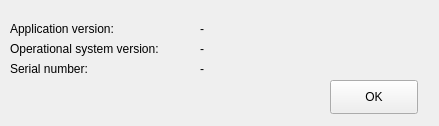
Above: hp_infodialog.ui from Indy970/QtHPConnect before the change. Below: the same form after it.
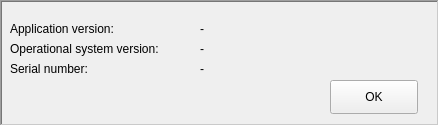
That is the form after the change. Icons and pictures are not drawn.

The edit to the form file:
```diff
--- a/hp_infodialog.ui
+++ b/hp_infodialog.ui
@@ -13,6 +13,12 @@
     <height>126</height>
    </rect>
   </property>
+  <property name="sizePolicy">
+   <sizepolicy hsizetype="Ignored" vsizetype="Ignored">
+    <horstretch>0</horstretch>
+    <verstretch>0</verstretch>
+   </sizepolicy>
+  </property>
   <property name="windowTitle">
    <string>HP Prime Data</string>
   </property>
@@ -20,6 +26,12 @@
    <iconset resource="qthpconnect.qrc">
     <normaloff>:/icons/about_32x32.png</normaloff>:/icons/about_32x32.png</iconset>
   </property>
+  <property name="frameShape">
+   <enum>QFrame::WinPanel</enum>
+  </property>
+  <property name="frameShadow">
+   <enum>QFrame::Sunken</enum>
+  </property>
   <widget class="QLabel" name="labelser">
    <property name="geometry">
     <rect>
```
